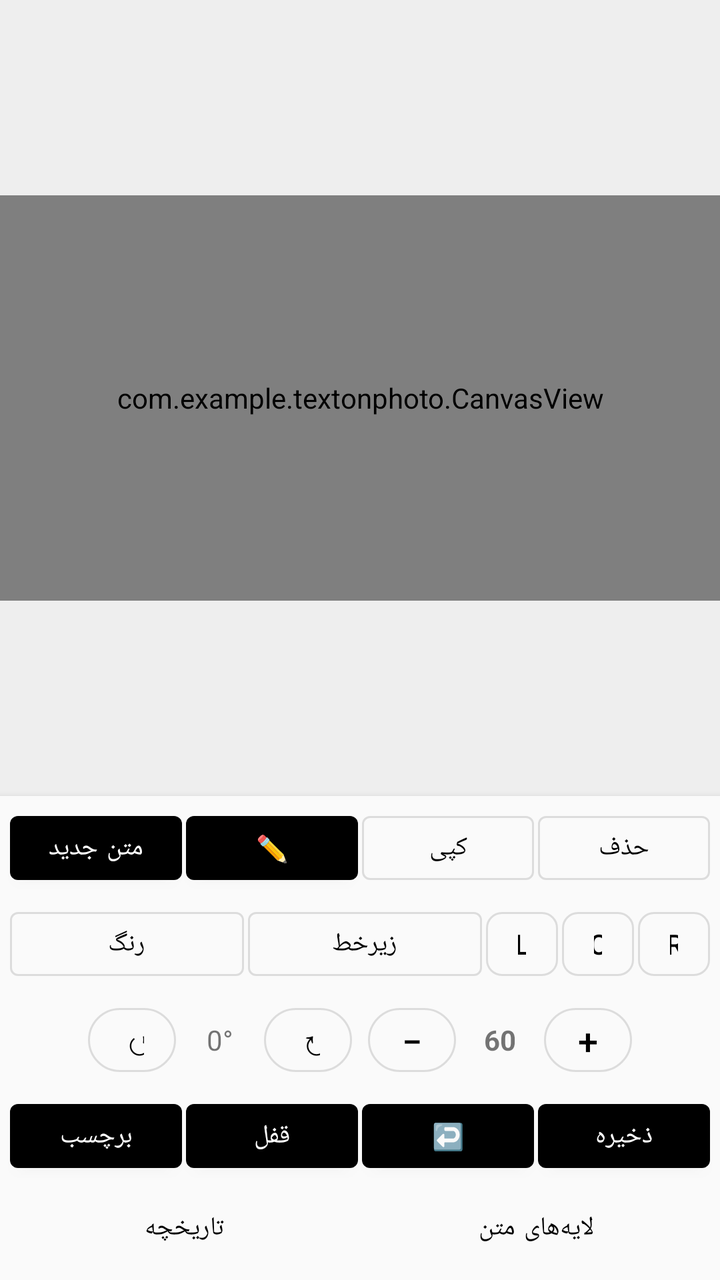
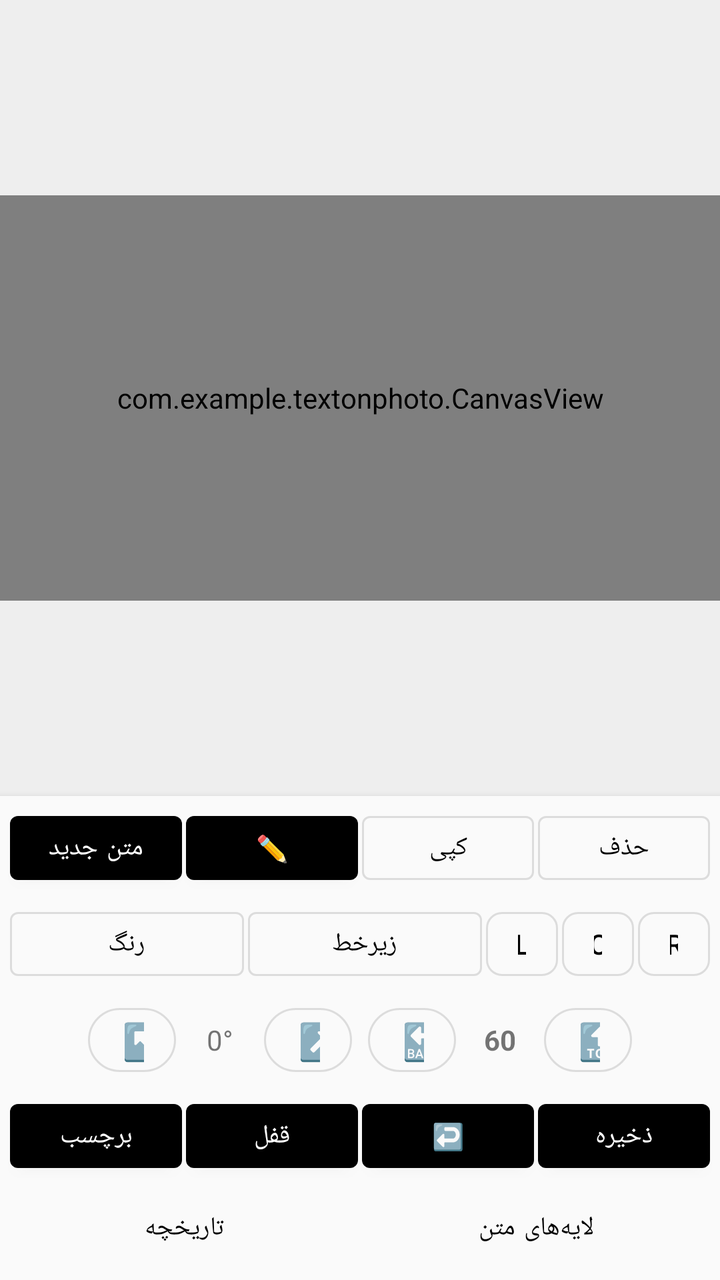

An Android layout rendered at two revisions. The XML below is the earlier revision; the diff shows what the commit changed to produce the second picture.
<!-- AndroidManifest.xml: application theme Theme.TextOnPhoto -->
<!-- res/layout/activity_main.xml -->
<?xml version="1.0" encoding="utf-8"?>
<androidx.constraintlayout.widget.ConstraintLayout xmlns:android="http://schemas.android.com/apk/res/android"
    xmlns:app="http://schemas.android.com/apk/res-auto"
    android:layout_width="match_parent"
    android:layout_height="match_parent"
    android:background="#EEEEEE">

    <FrameLayout
        android:id="@+id/canvasContainer"
        android:layout_width="0dp"
        android:layout_height="0dp"
        app:layout_constraintTop_toTopOf="parent"
        app:layout_constraintBottom_toTopOf="@+id/buttonPanel"
        app:layout_constraintStart_toStartOf="parent"
        app:layout_constraintEnd_toEndOf="parent"
        app:layout_constraintVertical_bias="0.5"
        app:layout_constraintDimensionRatio="16:9">

        <com.example.textonphoto.CanvasView
            android:id="@+id/canvasView"
            android:layout_width="match_parent"
            android:layout_height="match_parent"
            android:background="@android:color/white" />
    </FrameLayout>

    
    <LinearLayout
        android:id="@+id/buttonPanel"
        android:layout_width="match_parent"
        android:layout_height="wrap_content"
        android:orientation="vertical"
        android:gravity="center_horizontal"
        android:padding="4dp"
        android:background="#FAFAFA"
        android:elevation="4dp"
        app:layout_constraintBottom_toBottomOf="parent"
        app:layout_constraintStart_toStartOf="parent"
        app:layout_constraintEnd_toEndOf="parent">

        
        <LinearLayout
            android:layout_width="match_parent"
            android:layout_height="wrap_content"
            android:gravity="center"
            android:paddingBottom="2dp">

            <com.google.android.material.button.MaterialButton
                android:id="@+id/btnAddText"
                style="@style/Widget.MaterialComponents.Button"
                android:layout_width="0dp" android:layout_height="44dp" android:layout_weight="1"
                android:text="متن جدید" android:textSize="13sp" android:layout_marginHorizontal="1dp" />

            <com.google.android.material.button.MaterialButton
                android:id="@+id/btnEdit"
                style="@style/Widget.MaterialComponents.Button"
                android:layout_width="0dp" android:layout_height="44dp" android:layout_weight="1"
                android:text="✏️" android:textSize="13sp" android:layout_marginHorizontal="1dp" />

            <com.google.android.material.button.MaterialButton
                android:id="@+id/btnCopy"
                style="@style/Widget.MaterialComponents.Button.OutlinedButton"
                android:layout_width="0dp" android:layout_height="44dp" android:layout_weight="1"
                android:text="کپی" android:textSize="13sp" android:layout_marginHorizontal="1dp" />

            <com.google.android.material.button.MaterialButton
                android:id="@+id/btnDelete"
                style="@style/Widget.MaterialComponents.Button.OutlinedButton"
                android:layout_width="0dp" android:layout_height="44dp" android:layout_weight="1"
                android:text="حذف" android:textSize="13sp" android:layout_marginHorizontal="1dp" />
        </LinearLayout>

        
        <LinearLayout
            android:layout_width="match_parent"
            android:layout_height="wrap_content"
            android:gravity="center"
            android:paddingVertical="2dp">

            <com.google.android.material.button.MaterialButton
                android:id="@+id/btnColor"
                style="@style/Widget.MaterialComponents.Button.OutlinedButton"
                android:layout_width="0dp" android:layout_height="44dp" android:layout_weight="1"
                android:text="رنگ" android:textSize="13sp" android:layout_marginHorizontal="1dp" />

            <com.google.android.material.button.MaterialButton
                android:id="@+id/btnStyle"
                style="@style/Widget.MaterialComponents.Button.OutlinedButton"
                android:layout_width="0dp" android:layout_height="44dp" android:layout_weight="1"
                android:text="زیرخط" android:textSize="13sp" android:layout_marginHorizontal="1dp" />

            
            <com.google.android.material.button.MaterialButton
                android:id="@+id/btnAlignLeft"
                style="@style/Widget.MaterialComponents.Button.OutlinedButton"
                android:layout_width="36dp" android:layout_height="44dp"
                android:text="L" android:textSize="14sp" android:layout_marginHorizontal="1dp"
                app:cornerRadius="8dp" />

            <com.google.android.material.button.MaterialButton
                android:id="@+id/btnAlignCenter"
                style="@style/Widget.MaterialComponents.Button.OutlinedButton"
                android:layout_width="36dp" android:layout_height="44dp"
                android:text="C" android:textSize="14sp" android:layout_marginHorizontal="1dp"
                app:cornerRadius="8dp" />

            <com.google.android.material.button.MaterialButton
                android:id="@+id/btnAlignRight"
                style="@style/Widget.MaterialComponents.Button.OutlinedButton"
                android:layout_width="36dp" android:layout_height="44dp"
                android:text="R" android:textSize="14sp" android:layout_marginHorizontal="1dp"
                app:cornerRadius="8dp" />
        </LinearLayout>

        
        <LinearLayout
            android:layout_width="match_parent"
            android:layout_height="wrap_content"
            android:gravity="center"
            android:paddingVertical="2dp">

            <com.google.android.material.button.MaterialButton
                android:id="@+id/btnRotateLeft"
                style="@style/Widget.MaterialComponents.Button.OutlinedButton"
                android:layout_width="44dp" android:layout_height="44dp"
                android:text="↺" android:textSize="18sp"
                android:layout_marginEnd="2dp" app:cornerRadius="22dp" />

            <TextView
                android:id="@+id/tvRotation"
                android:layout_width="wrap_content" android:layout_height="44dp"
                android:gravity="center" android:minWidth="40dp"
                android:text="0°" android:textSize="14sp" />

            <com.google.android.material.button.MaterialButton
                android:id="@+id/btnRotateRight"
                style="@style/Widget.MaterialComponents.Button.OutlinedButton"
                android:layout_width="44dp" android:layout_height="44dp"
                android:text="↻" android:textSize="18sp"
                android:layout_marginStart="2dp" app:cornerRadius="22dp" />

            <View android:layout_width="8dp" android:layout_height="0dp" />

            <com.google.android.material.button.MaterialButton
                android:id="@+id/btnZoomOut"
                style="@style/Widget.MaterialComponents.Button.OutlinedButton"
                android:layout_width="44dp" android:layout_height="44dp"
                android:text="−" android:textSize="18sp"
                android:layout_marginEnd="2dp" app:cornerRadius="22dp" />

            <TextView
                android:id="@+id/tvSize"
                android:layout_width="wrap_content" android:layout_height="44dp"
                android:gravity="center" android:minWidth="40dp"
                android:text="60" android:textSize="14sp" android:textStyle="bold" />

            <com.google.android.material.button.MaterialButton
                android:id="@+id/btnZoomIn"
                style="@style/Widget.MaterialComponents.Button.OutlinedButton"
                android:layout_width="44dp" android:layout_height="44dp"
                android:text="+" android:textSize="18sp"
                android:layout_marginStart="2dp" app:cornerRadius="22dp" />
        </LinearLayout>

        
        <LinearLayout
            android:layout_width="match_parent"
            android:layout_height="wrap_content"
            android:gravity="center"
            android:paddingTop="2dp">

            <com.google.android.material.button.MaterialButton
                android:id="@+id/btnSticker"
                style="@style/Widget.MaterialComponents.Button"
                android:layout_width="0dp" android:layout_height="44dp" android:layout_weight="1"
                android:text="برچسب" android:textSize="13sp" android:layout_marginHorizontal="1dp" />

            <com.google.android.material.button.MaterialButton
                android:id="@+id/btnLock"
                style="@style/Widget.MaterialComponents.Button"
                android:layout_width="0dp" android:layout_height="44dp" android:layout_weight="1"
                android:text="قفل" android:textSize="13sp" android:layout_marginHorizontal="1dp" />

            <com.google.android.material.button.MaterialButton
                android:id="@+id/btnUndo"
                style="@style/Widget.MaterialComponents.Button"
                android:layout_width="0dp" android:layout_height="44dp" android:layout_weight="1"
                android:text="↩️" android:textSize="13sp" android:layout_marginHorizontal="1dp" />

            <com.google.android.material.button.MaterialButton
                android:id="@+id/btnSave"
                style="@style/Widget.MaterialComponents.Button"
                android:layout_width="0dp" android:layout_height="44dp" android:layout_weight="1"
                android:text="ذخیره" android:textSize="13sp" android:layout_marginHorizontal="1dp" />
        </LinearLayout>

        
        <LinearLayout
            android:layout_width="match_parent"
            android:layout_height="wrap_content"
            android:gravity="center"
            android:paddingTop="2dp">

            <com.google.android.material.button.MaterialButton
                android:id="@+id/btnHistory"
                style="@style/Widget.MaterialComponents.Button.TextButton"
                android:layout_width="0dp" android:layout_height="44dp" android:layout_weight="1"
                android:text="تاریخچه" android:textSize="13sp" android:layout_marginHorizontal="1dp" />

            <com.google.android.material.button.MaterialButton
                android:id="@+id/btnTextLayers"
                style="@style/Widget.MaterialComponents.Button.TextButton"
                android:layout_width="0dp" android:layout_height="44dp" android:layout_weight="1"
                android:text="لایه‌های متن" android:textSize="13sp" android:layout_marginHorizontal="1dp" />
        </LinearLayout>
    </LinearLayout>

</androidx.constraintlayout.widget.ConstraintLayout>
<!-- resources referenced by this layout -->
<resources>
  <style name="Theme.TextOnPhoto" parent="Theme.MaterialComponents.DayNight.DarkActionBar">
          <item name="colorPrimary">#000000</item>
          <item name="colorPrimaryVariant">#000000</item>
          <item name="colorOnPrimary">@android:color/white</item>
      </style>
</resources>

<!-- the commit's change to res/layout/activity_main.xml (unified diff, before → after) -->
@@ -23,7 +23,6 @@
             android:background="@android:color/white" />
     </FrameLayout>
 
-    
     <LinearLayout
         android:id="@+id/buttonPanel"
         android:layout_width="match_parent"
@@ -33,9 +32,7 @@
         android:padding="4dp"
         android:background="#FAFAFA"
         android:elevation="4dp"
-        app:layout_constraintBottom_toBottomOf="parent"
-        app:layout_constraintStart_toStartOf="parent"
-        app:layout_constraintEnd_toEndOf="parent">
+        app:layout_constraintBottom_toBottomOf="parent">
 
         
         <LinearLayout
@@ -88,7 +85,6 @@
                 android:layout_width="0dp" android:layout_height="44dp" android:layout_weight="1"
                 android:text="زیرخط" android:textSize="13sp" android:layout_marginHorizontal="1dp" />
 
-            
             <com.google.android.material.button.MaterialButton
                 android:id="@+id/btnAlignLeft"
                 style="@style/Widget.MaterialComponents.Button.OutlinedButton"
@@ -122,7 +118,7 @@
                 android:id="@+id/btnRotateLeft"
                 style="@style/Widget.MaterialComponents.Button.OutlinedButton"
                 android:layout_width="44dp" android:layout_height="44dp"
-                android:text="↺" android:textSize="18sp"
+                android:text="↖️" android:textSize="18sp"
                 android:layout_marginEnd="2dp" app:cornerRadius="22dp" />
 
             <TextView
@@ -135,7 +131,7 @@
                 android:id="@+id/btnRotateRight"
                 style="@style/Widget.MaterialComponents.Button.OutlinedButton"
                 android:layout_width="44dp" android:layout_height="44dp"
-                android:text="↻" android:textSize="18sp"
+                android:text="↗️" android:textSize="18sp"
                 android:layout_marginStart="2dp" app:cornerRadius="22dp" />
 
             <View android:layout_width="8dp" android:layout_height="0dp" />
@@ -144,7 +140,7 @@
                 android:id="@+id/btnZoomOut"
                 style="@style/Widget.MaterialComponents.Button.OutlinedButton"
                 android:layout_width="44dp" android:layout_height="44dp"
-                android:text="−" android:textSize="18sp"
+                android:text="🔙" android:textSize="18sp"
                 android:layout_marginEnd="2dp" app:cornerRadius="22dp" />
 
             <TextView
@@ -157,7 +153,7 @@
                 android:id="@+id/btnZoomIn"
                 style="@style/Widget.MaterialComponents.Button.OutlinedButton"
                 android:layout_width="44dp" android:layout_height="44dp"
-                android:text="+" android:textSize="18sp"
+                android:text="🔝" android:textSize="18sp"
                 android:layout_marginStart="2dp" app:cornerRadius="22dp" />
         </LinearLayout>
 
